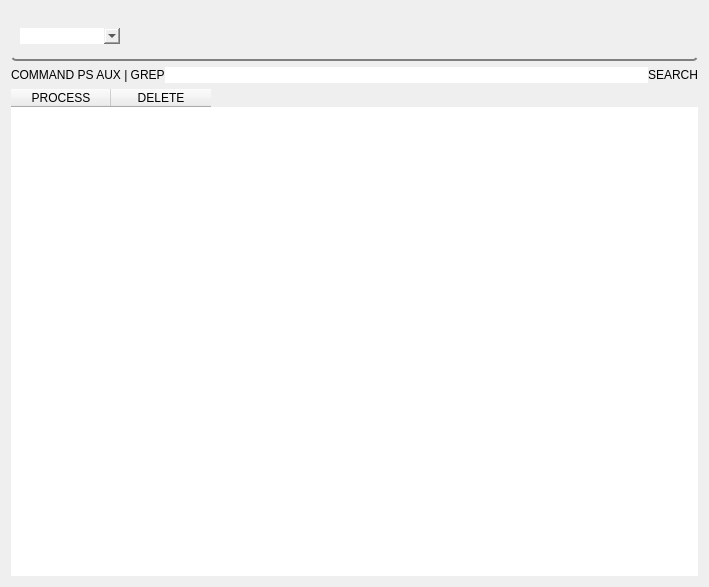
Above: process_panel/resource/process_panel.ui from GroupOfRobots/MiniRysRQT before the change. Below: the same form after it.
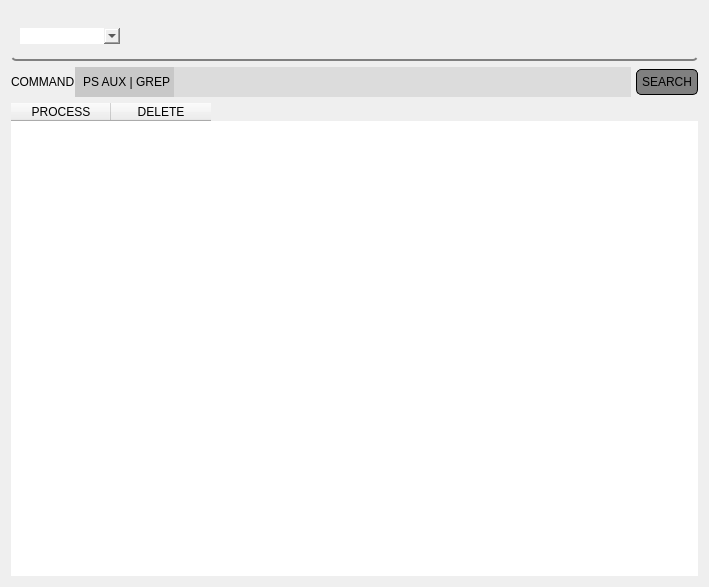
That is the form after the change. Icons and pictures are not drawn.

```diff
--- a/process_panel/resource/process_panel.ui
+++ b/process_panel/resource/process_panel.ui
@@ -113,18 +113,53 @@
        <property name="spacing">
         <number>0</number>
        </property>
+       <item>
+        <widget class="QLabel" name="label">
+         <property name="text">
+          <string>COMMAND</string>
+         </property>
+        </widget>
+       </item>
        <item>
         <widget class="QLabel" name="label_2">
+         <property name="styleSheet">
+          <string notr="true">background: rgb(200,200,200); padding-left:5px;</string>
+         </property>
          <property name="text">
-          <string>COMMAND PS AUX | GREP</string>
+          <string>PS AUX | GREP</string>
          </property>
         </widget>
        </item>
-       <item>
-        <widget class="QLineEdit" name="lineEdit"/>
+       <item alignment="Qt::AlignVCenter">
+        <widget class="QLineEdit" name="lineEdit">
+         <property name="minimumSize">
+          <size>
+           <width>0</width>
+           <height>30</height>
+          </size>
+         </property>
+         <property name="maximumSize">
+          <size>
+           <width>16777215</width>
+           <height>16777215</height>
+          </size>
+         </property>
+         <property name="styleSheet">
+          <string notr="true">background: rgb(220,220,220); margin-right:5px</string>
+         </property>
+        </widget>
        </item>
        <item>
         <widget class="QPushButton" name="searchButtonUI">
+         <property name="cursor">
+          <cursorShape>PointingHandCursor</cursorShape>
+         </property>
+         <property name="styleSheet">
+          <string notr="true">border: 1px solid black;
+border-radius: 5px;
+padding: 5px;
+background: gray;</string>
+         </property>
          <property name="text">
           <string>SEARCH</string>
          </property>
```
